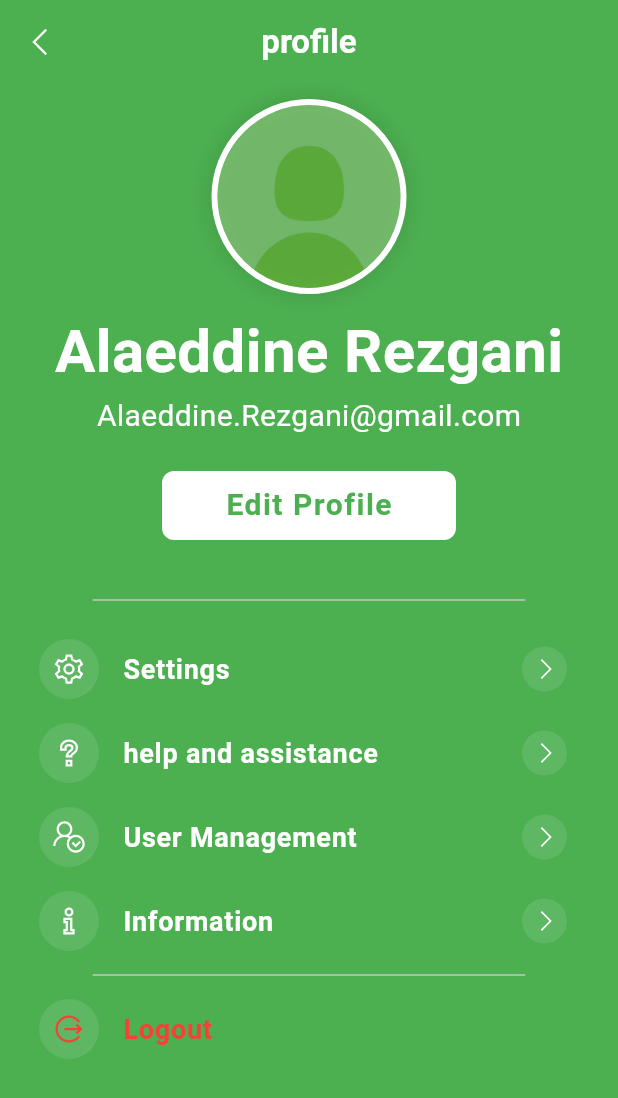
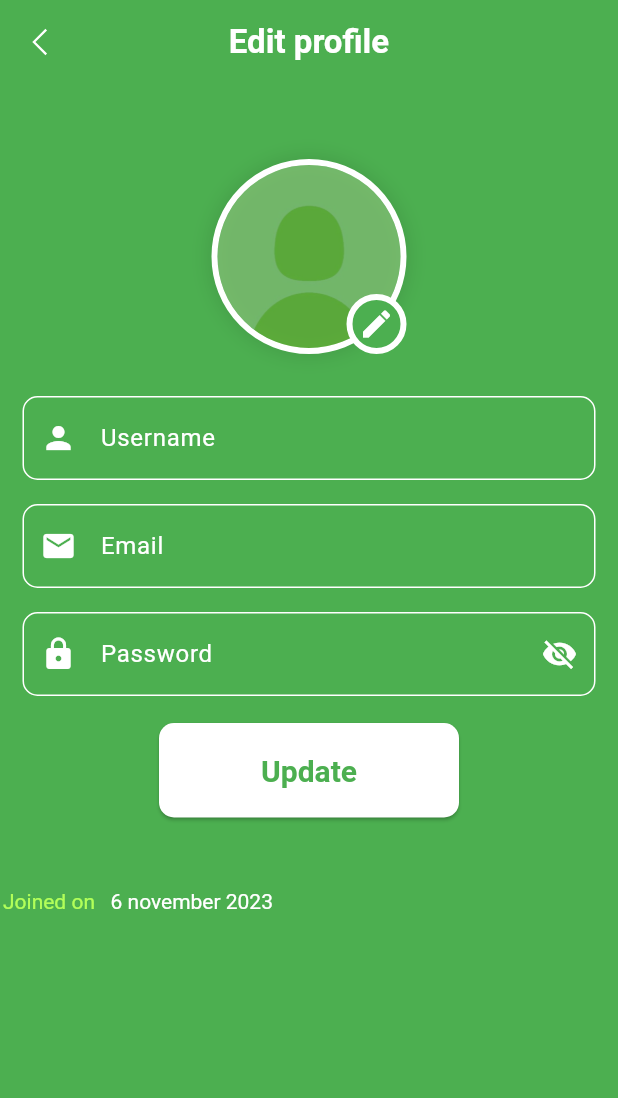
Before and after one commit to aladinrzg/SkyGreen, a Flutter app: the screen it shows after launch, on a phone screen of 412 x 824 dp. Shown: the top 1098 px of the screen. Run offline on Flutter 3.47's test engine with Material 2 defaults, Android fonts, the light colour scheme and no system bars; drawn by our look-alikes of snippet_coder_utils; our stand-ins replace image_picker, line_awesome_flutter.

Commit message:
edit profile screen added

```diff
--- a/lib/main.dart
+++ b/lib/main.dart
@@ -2,8 +2,9 @@ import 'package:flutter/material.dart';
 import 'package:sky_green/screens/login_screen.dart';
 import 'package:sky_green/screens/profile_screen.dart';
 import 'package:sky_green/screens/register_screen.dart';
+import 'package:sky_green/screens/updateProfile_screen.dart';
 
-Widget _defaultHome = const ProfileScreen();
+Widget _defaultHome = const UpdateProfileScreen();
 
 void main() {
   runApp(const MyApp());
@@ -23,9 +24,10 @@ class MyApp extends StatelessWidget {
       ),
       routes: {
         '/': (context) => _defaultHome,
-        '/profile': (context) => ProfileScreen(),
         '/login': (context) => LoginScreen(),
         '/register': (context) => RegisterScreen(),
+        '/profile': (context) => ProfileScreen(),
+        '/updateProfile': (context) => UpdateProfileScreen(),
       },
     );
   }
--- a/lib/screens/profile_screen.dart
+++ b/lib/screens/profile_screen.dart
@@ -83,7 +83,9 @@ class ProfileScreen extends StatelessWidget {
                 width: 200,
                 child: FormHelper.submitButton(
                   "Edit Profile",
-                  () {},
+                  () {
+                    Navigator.pushNamed(context, "/updateProfile");
+                  },
                   btnColor: Colors.white,
                   borderColor: Colors.green,
                   txtColor: Colors.green,
--- a/lib/screens/updateProfile_screen.dart
+++ b/lib/screens/updateProfile_screen.dart
@@ -0,0 +1,318 @@
+import 'dart:io';
+import 'package:flutter/cupertino.dart';
+import 'package:flutter/gestures.dart';
+import 'package:flutter/material.dart';
+import 'package:image_picker/image_picker.dart';
+import 'package:line_awesome_flutter/line_awesome_flutter.dart';
+import 'package:snippet_coder_utils/FormHelper.dart';
+import 'package:snippet_coder_utils/ProgressHUD.dart';
+
+class UpdateProfileScreen extends StatefulWidget {
+  const UpdateProfileScreen({super.key});
+
+  @override
+  State<UpdateProfileScreen> createState() => _UpdateProfileScreenState();
+}
+
+class _UpdateProfileScreenState extends State<UpdateProfileScreen> {
+  File? capturedImage;
+  bool isAPIcallProcess = false;
+  bool hidePassword = true;
+  GlobalKey<FormState> globalFormKey = GlobalKey<FormState>();
+  TextEditingController usernameController = TextEditingController();
+  TextEditingController emailController = TextEditingController();
+  TextEditingController passwordController = TextEditingController();
+  @override
+  Widget build(BuildContext context) {
+    return Scaffold(
+      appBar: AppBar(
+        backgroundColor: Colors.green,
+        leading: IconButton(
+          onPressed: () {},
+          icon: const Icon(
+            LineAwesomeIcons.angle_left,
+            color: Colors.white,
+          ),
+        ),
+        title: Text(
+          "Edit profile",
+          style: TextStyle(
+            fontWeight: FontWeight.bold,
+            color: Colors.white,
+          ),
+        ),
+        centerTitle: true,
+      ),
+      backgroundColor: Colors.green,
+      body: ProgressHUD(
+        child: Form(
+          key: globalFormKey,
+          child: _RegisterUI(context),
+        ),
+        inAsyncCall: isAPIcallProcess,
+        opacity: 0.3,
+        key: UniqueKey(),
+      ),
+    );
+  }
+
+  Widget _RegisterUI(BuildContext context) {
+    return SingleChildScrollView(
+      child: Column(
+        mainAxisAlignment: MainAxisAlignment.start,
+        crossAxisAlignment: CrossAxisAlignment.start,
+        children: [
+          Center(
+            child: Padding(
+              padding: const EdgeInsets.only(top: 50),
+              child: Stack(
+                children: [
+                  Container(
+                    width: 130,
+                    height: 130,
+                    decoration: BoxDecoration(
+                      border: Border.all(width: 4, color: Colors.white),
+                      boxShadow: [
+                        BoxShadow(
+                          spreadRadius: 2,
+                          blurRadius: 10,
+                          color: Colors.black.withOpacity(0.1),
+                        )
+                      ],
+                      shape: BoxShape.circle,
+                    ),
+                    child: capturedImage != null
+                        ? ClipOval(
+                            child: Image.file(
+                              capturedImage!,
+                              fit: BoxFit.cover,
+                            ),
+                          )
+                        : DecoratedBox(
+                            decoration: BoxDecoration(
+                              shape: BoxShape.circle,
+                              image: DecorationImage(
+                                fit: BoxFit.cover,
+                                image: AssetImage("assets/images/pfp.jpg"),
+                                colorFilter: ColorFilter.mode(
+                                  Colors.green.withOpacity(0.3),
+                                  BlendMode.dstATop,
+                                ),
+                              ),
+                            ),
+                          ),
+                  ),
+                  Positioned(
+                    bottom: 0,
+                    right: 0,
+                    child: Container(
+                      height: 40,
+                      width: 40,
+                      decoration: BoxDecoration(
+                          shape: BoxShape.circle,
+                          border: Border.all(width: 4, color: Colors.white),
+                          color: Colors.green),
+                      child: InkWell(
+                        onTap: () {
+                          showBottomSheet();
+                        },
+                        child: Icon(
+                          Icons.edit,
+                          color: Colors.white,
+                        ),
+                      ),
+                    ),
+                  )
+                ],
+              ),
+            ),
+          ),
+          SizedBox(
+            height: 20,
+          ),
+          Padding(
+            padding:
+                const EdgeInsets.symmetric(horizontal: 15.0, vertical: 8.0),
+            child: TextField(
+              controller: usernameController,
+              decoration: InputDecoration(
+                labelText: 'Username',
+                prefixIcon: Icon(Icons.person, color: Colors.white),
+                enabledBorder: OutlineInputBorder(
+                  borderSide: BorderSide(color: Colors.white),
+                  borderRadius: BorderRadius.circular(10),
+                ),
+                focusedBorder: OutlineInputBorder(
+                  borderSide: BorderSide(color: Colors.white, width: 2),
+                  borderRadius: BorderRadius.circular(10),
+                ),
+                labelStyle: TextStyle(color: Colors.white),
+                hintStyle: TextStyle(color: Colors.white.withOpacity(0.5)),
+              ),
+              style: TextStyle(color: Colors.white),
+            ),
+          ),
+          Padding(
+            padding: EdgeInsets.symmetric(horizontal: 15.0, vertical: 8.0),
+            child: TextField(
+              controller: emailController,
+              decoration: InputDecoration(
+                labelText: 'Email',
+                prefixIcon: Icon(Icons.email, color: Colors.white),
+                enabledBorder: OutlineInputBorder(
+                  borderSide: BorderSide(color: Colors.white),
+                  borderRadius: BorderRadius.circular(10),
+                ),
+                focusedBorder: OutlineInputBorder(
+                  borderSide: BorderSide(color: Colors.white, width: 2),
+                  borderRadius: BorderRadius.circular(10),
+                ),
+                labelStyle: TextStyle(color: Colors.white),
+                hintStyle: TextStyle(color: Colors.white.withOpacity(0.5)),
+              ),
+              style: TextStyle(color: Colors.white),
+            ),
+          ),
+          Padding(
+            padding:
+                const EdgeInsets.symmetric(horizontal: 15.0, vertical: 8.0),
+            child: TextField(
+              controller: passwordController,
+              obscureText: hidePassword,
+              decoration: InputDecoration(
+                labelText: 'Password',
+                prefixIcon: Icon(Icons.lock, color: Colors.white),
+                suffixIcon: IconButton(
+                  onPressed: () {
+                    setState(() {
+                      hidePassword = !hidePassword;
+                    });
+                  },
+                  color: Colors.white,
+                  icon: Icon(
+                      hidePassword ? Icons.visibility_off : Icons.visibility),
+                ),
+                enabledBorder: OutlineInputBorder(
+                  borderSide: BorderSide(color: Colors.white),
+                  borderRadius: BorderRadius.circular(10),
+                ),
+                focusedBorder: OutlineInputBorder(
+                  borderSide: BorderSide(color: Colors.white, width: 2),
+                  borderRadius: BorderRadius.circular(10),
+                ),
+                labelStyle: TextStyle(color: Colors.white),
+                hintStyle: TextStyle(color: Colors.white.withOpacity(0.5)),
+              ),
+              style: TextStyle(color: Colors.white),
+            ),
+          ),
+          SizedBox(
+            height: 10,
+          ),
+          Center(
+            child: ElevatedButton(
+              onPressed: () {
+                // Register logic here
+              },
+              style: ElevatedButton.styleFrom(
+                backgroundColor: Colors.white,
+                foregroundColor: Colors.green,
+                shape: RoundedRectangleBorder(
+                  borderRadius: BorderRadius.circular(10),
+                ),
+                padding: EdgeInsets.symmetric(
+                    horizontal: 50, vertical: 20), // adjusted padding
+                minimumSize: Size(200, 60), // minimum width and height
+                textStyle: TextStyle(fontSize: 20), // font size of button text
+              ),
+              child:
+                  Text('Update', style: TextStyle(fontWeight: FontWeight.bold)),
+            ),
+          ),
+          SizedBox(
+            height: 40,
+          ),
+          Align(
+            alignment: Alignment.bottomLeft,
+            child: Padding(
+              padding:
+                  const EdgeInsets.symmetric(horizontal: 2.0, vertical: 8.0),
+              child: RichText(
+                  text: TextSpan(
+                      style: const TextStyle(color: Colors.grey, fontSize: 14),
+                      children: <TextSpan>[
+                    TextSpan(
+                      text: 'Joined on  ',
+                      style: TextStyle(
+                        color: Colors.lightGreenAccent,
+                      ),
+                    ),
+                    TextSpan(
+                      text: ' 6 november 2023',
+                      style: TextStyle(
+                        color: Colors.white,
+                      ),
+                    ),
+                  ])),
+            ),
+          ),
+        ],
+      ),
+    );
+  }
+
+  void showBottomSheet() {
+    showCupertinoModalPopup(
+        context: context,
+        builder: (BuildContext cont) {
+          return CupertinoActionSheet(
+            actions: [
+              CupertinoActionSheetAction(
+                onPressed: () {
+                  print('Camera');
+                  _takePicture();
+                },
+                child: Text('Use Camera'),
+              ),
+              CupertinoActionSheetAction(
+                onPressed: () {
+                  print('Upload files');
+                  _pickImage();
+                },
+                child: Text('Upload from gallery'),
+              ),
+            ],
+            cancelButton: CupertinoActionSheetAction(
+              onPressed: () {
+                Navigator.of(cont).pop();
+              },
+              child: Text('Cancel', style: TextStyle(color: Colors.red)),
+            ),
+          );
+        });
+  }
+
+  Future<void> _takePicture() async {
+    final imagePicker = ImagePicker();
+    final XFile? pickedImage =
+        await imagePicker.pickImage(source: ImageSource.camera);
+    if (pickedImage != null) {
+      setState(() {
+        capturedImage = File(pickedImage.path);
+      });
+      Navigator.of(context).pop();
+    }
+  }
+
+  Future<void> _pickImage() async {
+    final imagePicker = ImagePicker();
+    final XFile? pickedImage =
+        await imagePicker.pickImage(source: ImageSource.gallery);
+    if (pickedImage != null) {
+      setState(() {
+        capturedImage = File(pickedImage.path);
+      });
+      Navigator.of(context).pop();
+    }
+  }
+}
```
Also changed, not shown: lib/screens/login_screen.dart (+86 -55 lines), lib/screens/register_screen.dart (+86 -91 lines).
